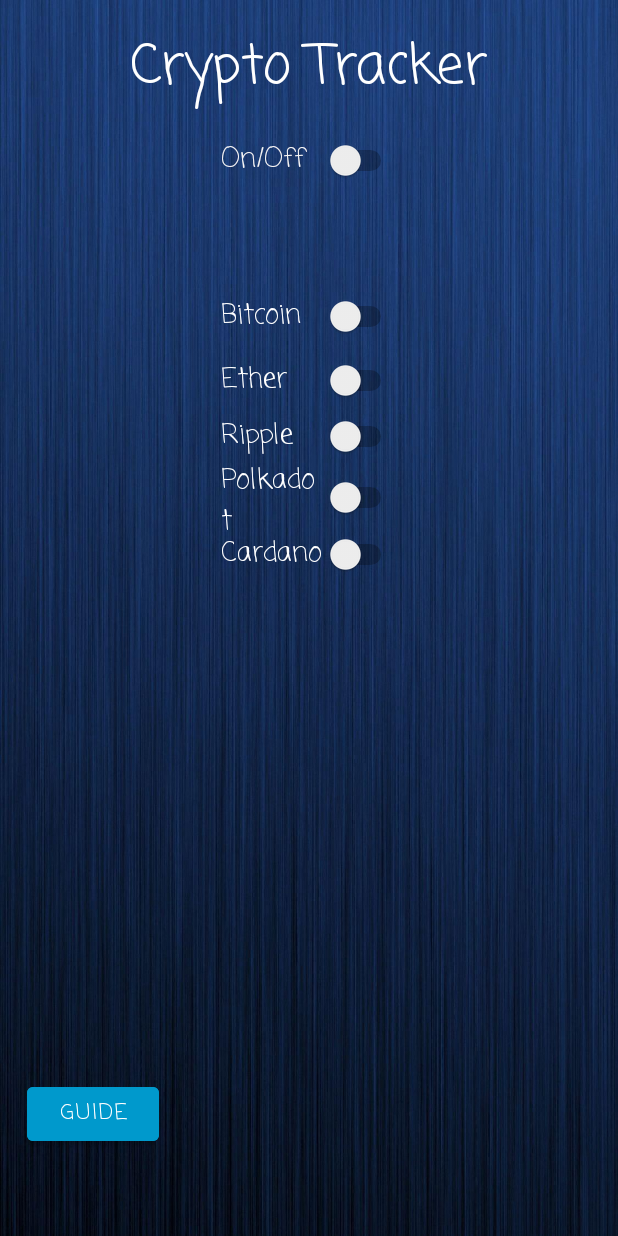
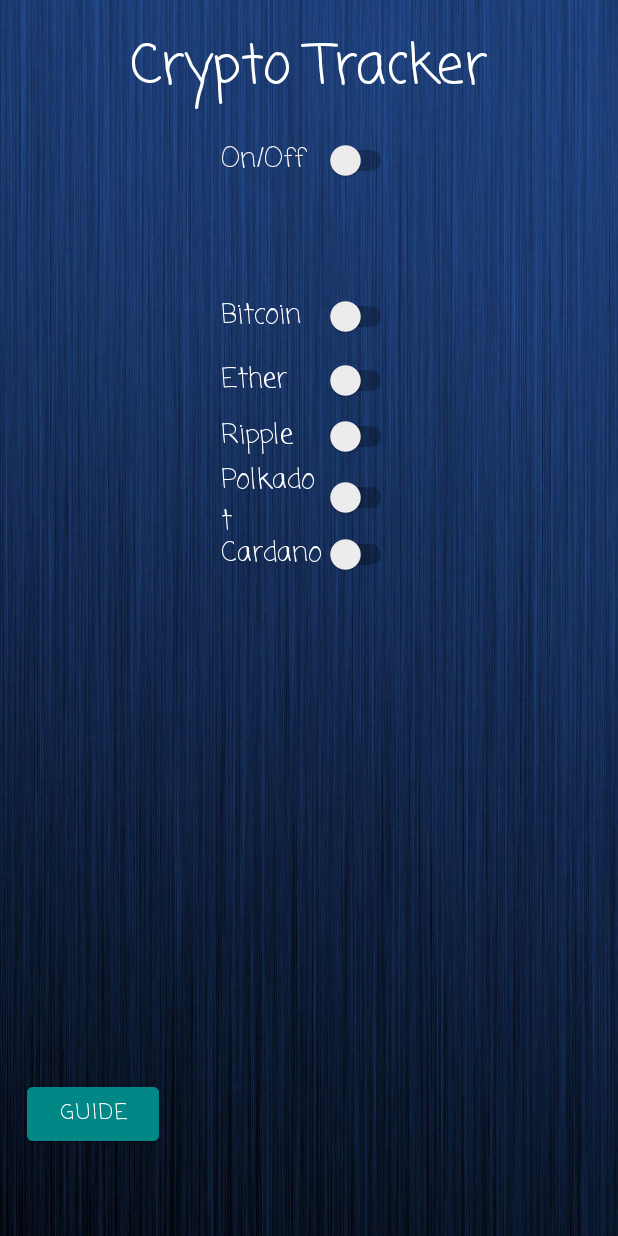
Before and after one commit to shadough00/CryptoTracker, an Android app: the layout activity_main.xml on its own in the app's theme, with its tools: preview values and no code run, on a phone screen of 412 x 824 dp. Run offline under Robolectric (Android 15) with nearby library versions, the phone set to English and light mode, and no system bars.

Commit message:
second commit

```diff
--- a/app/src/main/res/layout/activity_main.xml
+++ b/app/src/main/res/layout/activity_main.xml
@@ -53,7 +53,7 @@
         android:layout_marginTop="672dp"
         android:layout_marginEnd="303dp"
         android:layout_marginBottom="11dp"
-        android:backgroundTint="@android:color/holo_blue_dark"
+        android:backgroundTint="@color/teal_700"
         android:fontFamily="casual"
         android:text="Guide"
         android:textColor="@color/white"
```
